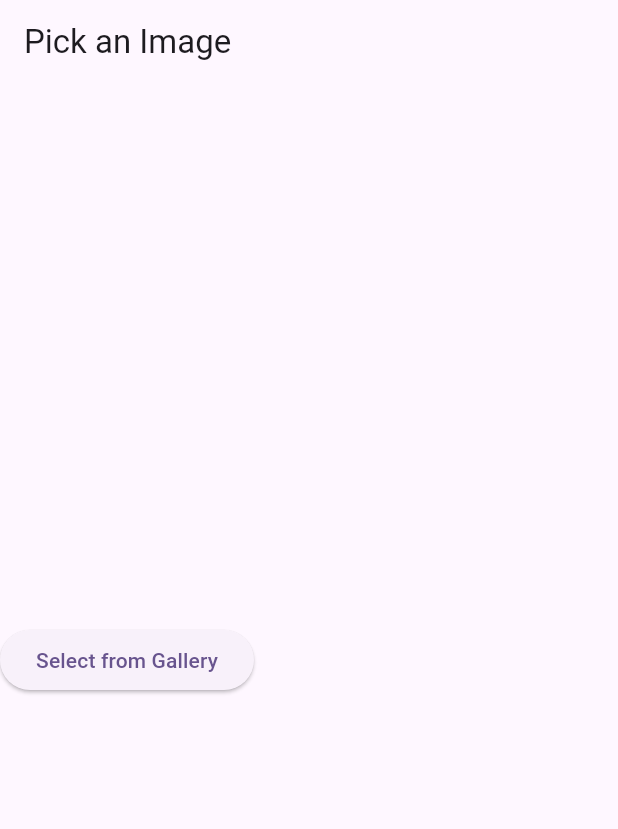
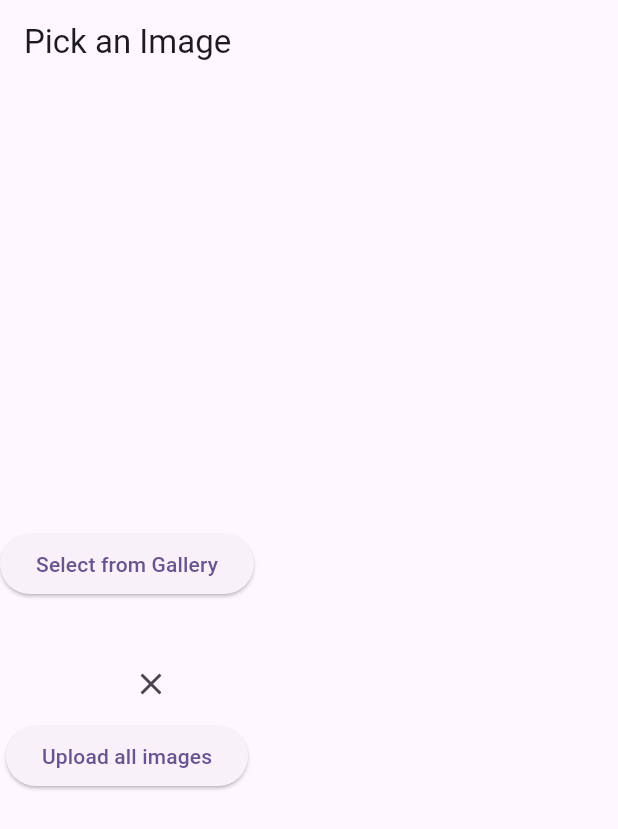
Before and after one commit to massil30/Flutter_Firebase, a Flutter app: the screen it shows after launch, after a tap on "Select from Gallery", on a phone screen of 412 x 824 dp. Shown: the top 829 px of the screen. Run offline on Flutter 3.47's test engine with Material 3 defaults, Android fonts, the phone set to English and light mode, and no system bars; our stand-ins replace cloud_firestore, firebase_auth, firebase_core, get, google_sign_in, image_picker; accounts and stored records are empty; generated files the repository leaves out were written again.

Commit message:
Clear All images + Clear At

```diff
--- a/lib/Storage/Image_services.dart
+++ b/lib/Storage/Image_services.dart
@@ -19,4 +19,18 @@ class ImageServices extends GetxController {
   void clearImages() {
     images.clear();
   }
+
+  // Delete image at a specific index
+  void deleteImageAt(int index) {
+    images.removeAt(index);
+  }
+
+  // Compress all images (returns list of compressed XFile)
+  // Note: Requires 'image' and 'path_provider' packages for actual compression.
+  // This is a placeholder for demonstration.
+  Future<List<XFile>> compressAllImages() async {
+    // TODO: Implement actual compression logic using image/image.dart or flutter_image_compress
+    // For now, just return the original images
+    return images.toList();
+  }
 }
--- a/lib/Storage/storage_View.dart
+++ b/lib/Storage/storage_View.dart
@@ -22,10 +22,27 @@ class _StorageViewState extends State<StorageView> {
       body: Column(
         mainAxisAlignment: MainAxisAlignment.center,
         children: [
+          ElevatedButton(
+            onPressed: () async {
+              try {
+                await image_controller.pickImages(); // ✅ This fixes your issue
+              } catch (e) {
+                Get.snackbar('Error', 'Failed to pick images: $e');
+              }
+            },
+            child: Text('Select from Gallery'),
+          ),
+          Container(
+              margin: EdgeInsets.only(left: 32, top: 32),
+              child: IconButton(
+                  onPressed: () => image_controller.clearImages(),
+                  icon: Icon(Icons.clear))),
           Obx(() {
             return Wrap(
               children: image_controller.images.map((image) {
-                return Padding(
+                return Stack(
+                  children: [
+                    Padding(
                       padding: const EdgeInsets.all(8.0),
                       child: Image.file(
                         File(image.path),
@@ -33,6 +50,19 @@ class _StorageViewState extends State<StorageView> {
                         height: 100,
                         fit: BoxFit.cover,
                       ),
+                    ),
+                    Positioned(
+                        top: 0,
+                        left: 0,
+                        child: IconButton(
+                          icon: Icon(
+                            Icons.delete,
+                            color: Colors.red,
+                          ),
+                          onPressed: () => image_controller.deleteImageAt(
+                              image_controller.images.indexOf(image)),
+                        )),
+                  ],
                 );
               }).toList(),
             );
@@ -45,8 +75,8 @@ class _StorageViewState extends State<StorageView> {
                 Get.snackbar('Error', 'Failed to pick images: $e');
               }
             },
-            child: Text('Select from Gallery'),
-          ),
+            child: Text('Upload all images'),
+          )
         ],
       ),
     );
```
Lines whose indentation alone changed are shown as unchanged.
